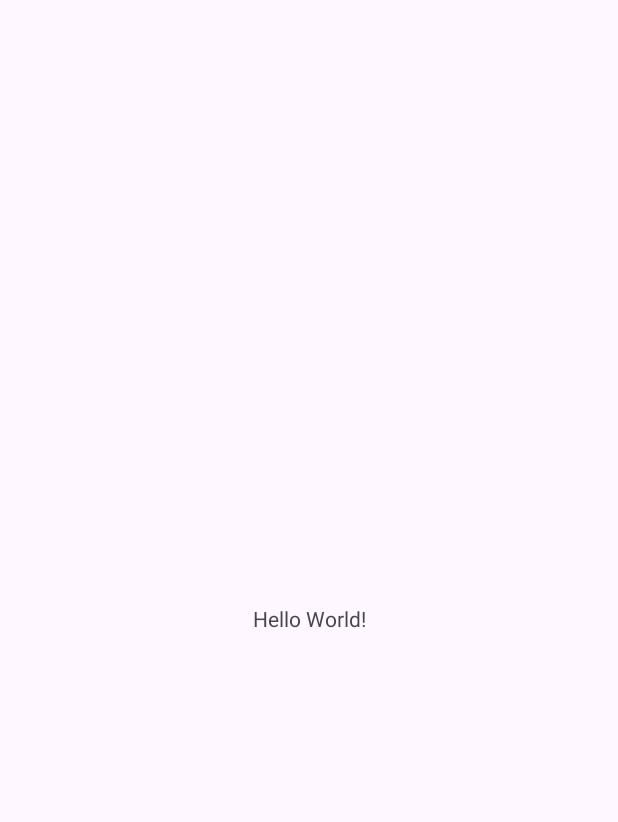
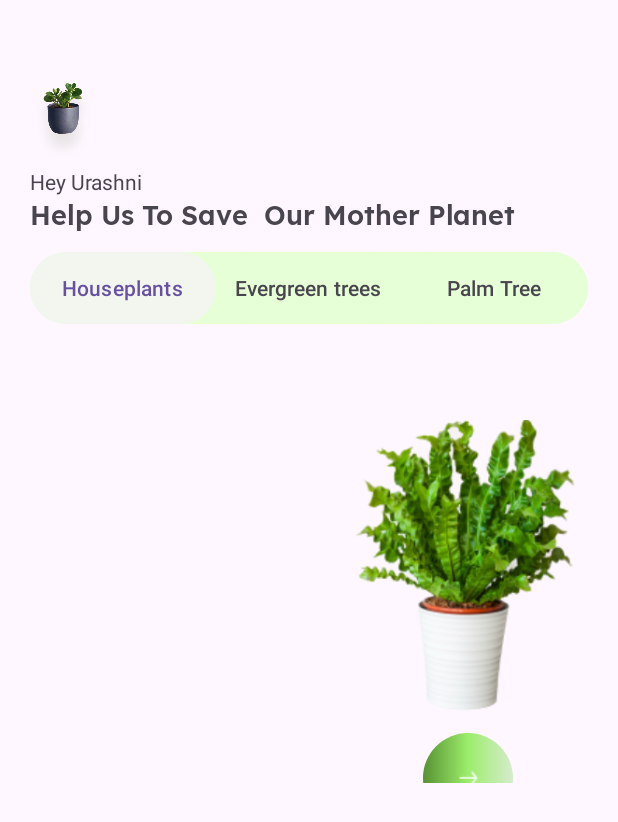
Before and after one commit to hematome02/Application-design-, an Android app: the screen it shows after launch (MainActivity), on a phone screen of 412 x 824 dp. Before the commit the part shown is almost empty. Shown: the top 822 px of the screen. Run offline under Robolectric (Android 15) with nearby library versions, the phone set to English and light mode, and no system bars.

Commit message:
debut de visualisation

```diff
--- a/app/build.gradle.kts
+++ b/app/build.gradle.kts
@@ -5,12 +5,12 @@ plugins {
 
 android {
     namespace = "com.example.applicationdesign"
-    compileSdk = 33
+    compileSdk = 34
 
     defaultConfig {
         applicationId = "com.example.applicationdesign"
         minSdk = 24
-        targetSdk = 33
+        targetSdk = 34
         versionCode = 1
         versionName = "1.0"
 
--- /dev/null
+++ b/app/src/main/res/drawable/arrondi.xml
@@ -0,0 +1,13 @@
+<?xml version="1.0" encoding="utf-8"?>
+<shape xmlns:android="http://schemas.android.com/apk/res/android">
+    <solid android:color="@color/vert1"/>
+    <corners android:radius="300dp"/>
+    <gradient
+        android:startColor = "#D6ECCC"
+        android:centerColor = "#9CED6B"
+        android:endColor = "#579133"
+        android:angle = "180"
+        android:type = "linear" />
+</shape>
+    <!-- background: linear-gradient(180deg, #D6ECCC -42.59%, #9CED6B -42.58%, #579133 120.37%);
+d-->
--- /dev/null
+++ b/app/src/main/res/drawable/petitrectangle.xml
@@ -0,0 +1,10 @@
+<?xml version="1.0" encoding="utf-8"?>
+<selector xmlns:android="http://schemas.android.com/apk/res/android">
+
+    <item>
+        <shape android:shape="rectangle">
+            <solid android:color="@color/petittab"/>
+            <corners android:radius="150dp"/>
+        </shape>
+    </item>
+</selector>
--- /dev/null
+++ b/app/src/main/res/drawable/rectangle.xml
@@ -0,0 +1,10 @@
+<?xml version="1.0" encoding="utf-8"?>
+<selector xmlns:android="http://schemas.android.com/apk/res/android">
+
+    <item>
+        <shape android:shape="rectangle">
+            <solid android:color="@color/tabview"/>
+            <corners android:radius="150dp"/>
+        </shape>
+    </item>
+</selector>
--- /dev/null
+++ b/app/src/main/res/drawable/tabview.xml
@@ -0,0 +1,16 @@
+<?xml version="1.0" encoding="utf-8"?>
+<selector xmlns:android="http://schemas.android.com/apk/res/android">
+
+    <item android:state_selected="true">
+        <shape>
+            <solid android:color="@color/petittab"/>
+            <corners android:radius="150dp"/>
+        </shape>
+    </item>
+    <item>
+        <shape>
+            <solid android:color="@color/tabview"/>
+            <corners android:radius="150dp"/>
+        </shape>
+    </item>
+</selector>
--- /dev/null
+++ b/app/src/main/res/font/fond.xml
@@ -0,0 +1,13 @@
+<?xml version="1.0" encoding="utf-8"?>
+<font-family xmlns:android="http://schemas.android.com/apk/res/android">
+    <font
+        android:fontStyle="normal"
+        android:fontWeight="600"
+        android:font="@font/Lexend_SemiBold"/>
+    <font
+        android:fontStyle="normal"
+        android:fontWeight="500"
+        android:font="@font/Lexend_Medium"/>
+
+
+</font-family>
--- a/app/src/main/res/layout/activity_main.xml
+++ b/app/src/main/res/layout/activity_main.xml
@@ -6,13 +6,134 @@
     android:layout_height="match_parent"
     tools:context=".MainActivity">
 
+    <androidx.constraintlayout.widget.ConstraintLayout
+        android:layout_width="160dp"
+        android:layout_height="242dp"
+        android:layout_marginTop="280dp"
+        android:layout_marginEnd="20dp"
+        android:forceHasOverlappingRendering="true"
+        app:layout_constraintEnd_toEndOf="parent"
+        app:layout_constraintTop_toTopOf="parent">
+
+        <ImageButton
+            android:id="@+id/button2"
+            android:layout_width="60dp"
+            android:layout_height="60dp"
+
+            android:background="@drawable/arrondi"
+            android:forceHasOverlappingRendering="false"
+            android:src="@drawable/_5_arrow_right_2"
+            app:iconPadding="2dp"
+            app:layout_constraintBottom_toBottomOf="parent"
+            app:layout_constraintEnd_toEndOf="parent"
+            app:layout_constraintStart_toStartOf="parent"
+            app:layout_constraintTop_toBottomOf="@+id/imageView"></ImageButton>
+
+        <ImageView
+            android:id="@+id/imageView"
+            android:layout_width="wrap_content"
+            android:layout_height="wrap_content"
+            app:layout_constraintBottom_toTopOf="@+id/button2"
+            app:layout_constraintEnd_toEndOf="parent"
+            app:layout_constraintStart_toStartOf="parent"
+            app:layout_constraintTop_toTopOf="parent"
+            app:srcCompat="@drawable/houseplant_asplenium_nidus_in_white_pot_zyrgaw5_1"></ImageView>
+    </androidx.constraintlayout.widget.ConstraintLayout>
+
+    <androidx.constraintlayout.widget.ConstraintLayout
+        android:layout_width="160dp"
+        android:layout_height="242dp"
+        android:layout_marginStart="20dp"
+        android:layout_marginTop="578dp"
+        app:layout_constraintStart_toStartOf="parent"
+        app:layout_constraintTop_toTopOf="parent"/>
+
+    <androidx.constraintlayout.widget.ConstraintLayout
+        android:layout_width="160dp"
+        android:layout_height="242dp"
+        android:layout_marginTop="578dp"
+        android:layout_marginEnd="20dp"
+        app:layout_constraintEnd_toEndOf="parent"
+        app:layout_constraintTop_toTopOf="parent">
+
+    </androidx.constraintlayout.widget.ConstraintLayout>
+
+    <androidx.constraintlayout.widget.ConstraintLayout
+        android:id="@+id/peperonia"
+        android:layout_width="160dp"
+        android:layout_height="242dp"
+        android:layout_marginStart="20dp"
+        android:layout_marginTop="280dp"
+        app:layout_constraintStart_toStartOf="parent"
+        app:layout_constraintTop_toTopOf="parent">
+
+    </androidx.constraintlayout.widget.ConstraintLayout>
+
+
+    <com.google.android.material.tabs.TabLayout
+        android:id="@+id/tab_layout"
+        android:layout_width="match_parent"
+        android:layout_height="wrap_content"
+        android:layout_marginStart="20dp"
+        android:layout_marginTop="168dp"
+        android:layout_marginEnd="20dp"
+
+        android:background="@drawable/tabview"
+        app:layout_constraintEnd_toEndOf="parent"
+        app:layout_constraintStart_toStartOf="parent"
+        app:layout_constraintTop_toTopOf="parent"
+        app:tabBackground="@drawable/tabview"
+        app:tabIndicatorHeight="0dp">
+
+
+        <com.google.android.material.tabs.TabItem
+            android:layout_width="match_parent"
+            android:layout_height="wrap_content"
+            android:text="Houseplants" />
+
+        <com.google.android.material.tabs.TabItem
+            android:layout_width="match_parent"
+            android:layout_height="wrap_content"
+            android:text="Evergreen trees" />
+
+        <com.google.android.material.tabs.TabItem
+            android:layout_width="match_parent"
+            android:layout_height="wrap_content"
+            android:text="Palm Tree" />
+
+
+    </com.google.android.material.tabs.TabLayout>
+
     <TextView
+        android:id="@+id/textView3"
         android:layout_width="wrap_content"
         android:layout_height="wrap_content"
-        android:text="Hello World!"
-        app:layout_constraintBottom_toBottomOf="parent"
-        app:layout_constraintEnd_toEndOf="parent"
+        android:layout_marginStart="20dp"
+        android:layout_marginTop="129dp"
+        android:fontFamily="@font/Lexend_SemiBold"
+        android:text="Help Us To Save  Our Mother Planet"
+        android:textSize="18dp"
         app:layout_constraintStart_toStartOf="parent"
         app:layout_constraintTop_toTopOf="parent" />
 
+    <TextView
+        android:id="@+id/textView4"
+        android:layout_width="wrap_content"
+        android:layout_height="wrap_content"
+        android:layout_marginStart="20dp"
+        android:layout_marginTop="111dp"
+        android:text="Hey Urashni"
+        app:layout_constraintStart_toStartOf="parent"
+        app:layout_constraintTop_toTopOf="parent" />
+
+    <ImageView
+        android:id="@+id/imageView2"
+        android:layout_width="43.77dp"
+        android:layout_height="67dp"
+        android:layout_marginStart="20dp"
+        android:layout_marginTop="47dp"
+        app:layout_constraintStart_toStartOf="parent"
+        app:layout_constraintTop_toTopOf="parent"
+        app:srcCompat="@drawable/peperomia_obtusfolia" />
+
 </androidx.constraintlayout.widget.ConstraintLayout>
--- a/app/src/main/res/values/colors.xml
+++ b/app/src/main/res/values/colors.xml
@@ -2,4 +2,9 @@
 <resources>
     <color name="black">#FF000000</color>
     <color name="white">#FFFFFFFF</color>
+    <color name="vert1">#579133</color>
+    <color name="vert2">#739B61</color>
+    <color name="tabview">#E6FFD6</color>
+    <color name="petittab">#F2F6EE</color>
+
 </resources>
```
Also changed, not shown: app/src/main/res/drawable/_4_setting.png (added), app/src/main/res/drawable/_5_arrow_right_2.png (added), app/src/main/res/drawable/_6_notification.png (added), app/src/main/res/drawable/houseplant_asplenium_nidus_in_white_pot_zyrgaw5_1.png (added), app/src/main/res/drawable/houseplant_crassula_ovata_jade_plant_money_tree_in_pdupa7a_1.png (added), app/src/main/res/drawable/houseplant_peperomia_in_white_flowerpot_5wr26d3_2.png (added), app/src/main/res/drawable/peperomia_obtusfolia.png (added), app/src/main/res/drawable/plant_img.png (added), app/src/main/res/font/Lexend_Medium.ttf (added), app/src/main/res/font/Lexend_SemiBold.ttf (added).
